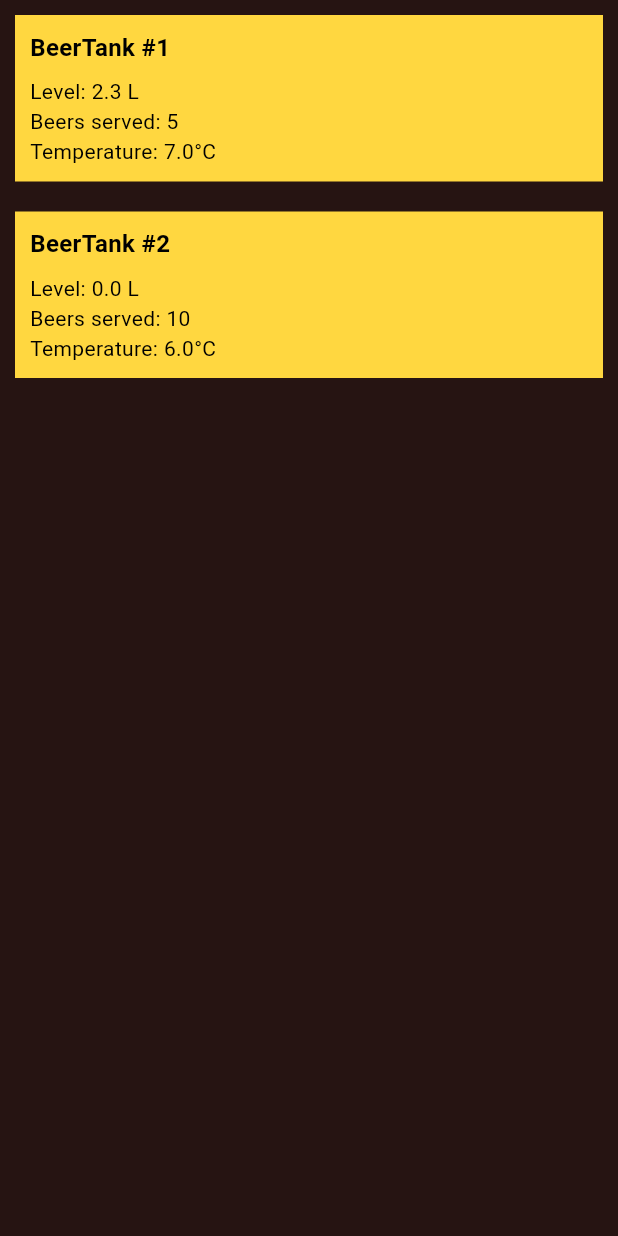
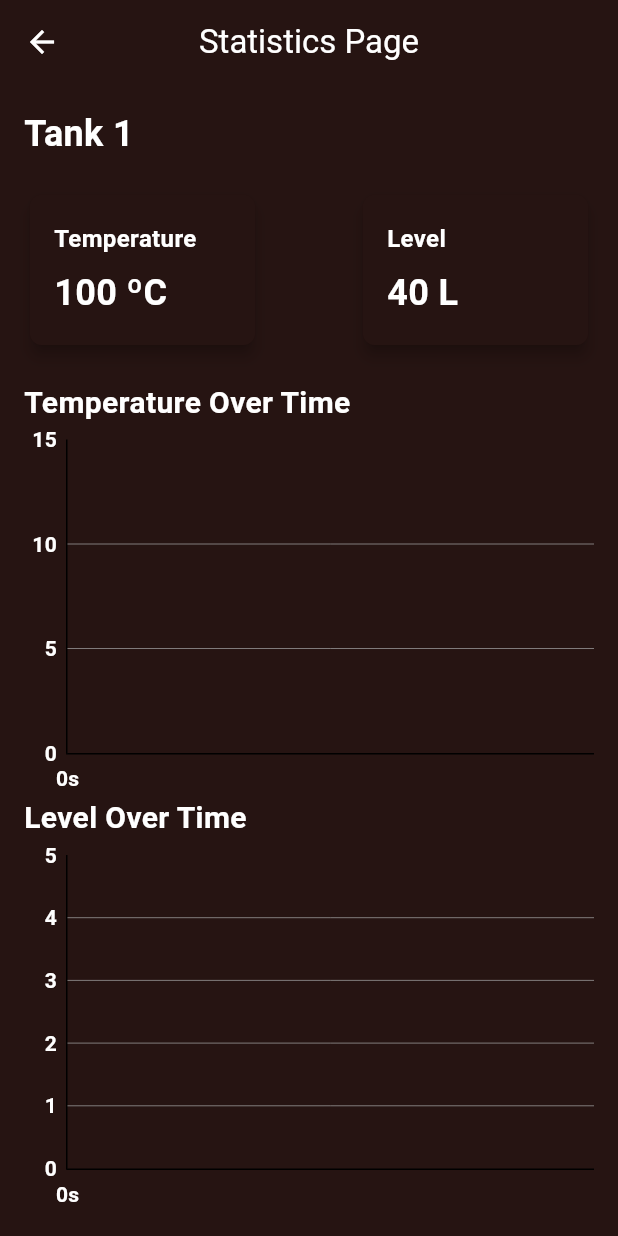
Before and after one commit to JaumeSanCol/BeerTank, a Flutter app: the TankList screen opened directly with empty values, after a tap on "BeerTank #1", on a phone screen of 412 x 824 dp. Run offline on Flutter 3.47's test engine with Material 3 defaults, Android fonts, the phone set to English and light mode, and no system bars; drawn by our look-alikes of fl_chart; missing offline and left inert: nfc_manager.

Commit message:
tank statistics page

```diff
--- a/smart_tank_app/lib/establishments_page.dart
+++ b/smart_tank_app/lib/establishments_page.dart
@@ -75,10 +75,14 @@ class _EstablishmentsPageState extends State<EstablishmentPage> {
 
               return Padding(
                 padding: const EdgeInsets.fromLTRB(15, 10, 15, 10),
+                child: Row(
+                  mainAxisAlignment: MainAxisAlignment.spaceAround,
+                  children: [
+                    Expanded(
                       child: DropdownButton<Establishment>(
                         hint: Text('Select an Establishment'),
                         value: selectedEstablishment,
-                  isExpanded: true,
+                        isExpanded: true, // Allows the dropdown to take up the full width
                         items: establishments.map((establishment) {
                           return DropdownMenuItem<Establishment>(
                             value: establishment,
@@ -91,6 +95,17 @@ class _EstablishmentsPageState extends State<EstablishmentPage> {
                           });
                         },
                       ),
+                    ),
+                    SizedBox(width: 10),
+                    IconButton(
+                      onPressed: () {
+                        print('Go to Add Establishment Page');
+                      },
+                      icon: Icon(Icons.add),
+                      focusColor: Colors.amberAccent,
+                    ),
+                  ],
+                )
               );
             },
           ),
--- /dev/null
+++ b/smart_tank_app/lib/stats_page.dart
@@ -0,0 +1,276 @@
+import 'dart:async';
+import 'package:flutter/material.dart';
+import 'package:fl_chart/fl_chart.dart';
+import 'package:smart_tank_app/tanks_list.dart';
+
+class StatsPage extends StatefulWidget {
+  final Tank tank;
+
+  const StatsPage({super.key, required this.tank});
+
+  @override
+  _StatsPageState createState() => _StatsPageState();
+
+}
+
+class _StatsPageState extends State<StatsPage> {
+  late StreamController<Map<String, dynamic>> _statsController;
+  late Timer _mockTimer;
+  late Tank tank;
+
+  final List<FlSpot> temperatureData = [
+    FlSpot(0, 0),
+  ];
+
+  final int maxDataPoints = 10;
+  int elapsedTime = 0;
+
+  @override
+  void initState() {
+    super.initState();
+
+    _statsController = StreamController<Map<String, dynamic>>();
+
+    _mockTimer = Timer.periodic(const Duration(seconds: 2), (timer) {
+      var v = temperatureData.last.y < 0 ? temperatureData.last.y : temperatureData.last.y -1;
+      final newTemperature = -v + 1;
+
+      setState(() {
+        elapsedTime += 2;
+        temperatureData.add(FlSpot(elapsedTime.toDouble(), newTemperature.toDouble()));
+
+        if (temperatureData.length > maxDataPoints) {
+          temperatureData.removeAt(0);
+        }
+      });
+    });
+
+    tank = widget.tank;
+  }
+
+  @override
+  void dispose() {
+    _statsController.close();
+    _mockTimer.cancel();
+    super.dispose();
+  }
+
+  @override
+  Widget build(BuildContext context) {
+    return Scaffold(
+      appBar: AppBar(
+        title: const Text('Statistics Page'),
+        centerTitle: true,
+      ),
+      body: Padding(
+        padding: const EdgeInsets.all(16.0),
+        child: StreamBuilder<Map<String, dynamic>>(
+          stream: _statsController.stream,
+          initialData: {
+            'temperature': 100,
+            'level': 40,
+          },
+          builder: (context, snapshot) {
+            if (!snapshot.hasData) {
+              return const Center(child: CircularProgressIndicator());
+            }
+
+            final stats = snapshot.data!;
+            return Column(
+              crossAxisAlignment: CrossAxisAlignment.start,
+              children: [
+                Text(
+                  'Tank ${tank.id}',
+                  style: const TextStyle(fontSize: 24, fontWeight: FontWeight.bold),
+                ),
+                const SizedBox(height: 20),
+                Row(
+                  mainAxisAlignment: MainAxisAlignment.spaceBetween,
+                  children: [
+                    StatsCard(
+                      title: 'Temperature',
+                      value: '${stats['temperature']} ºC',
+                    ),
+                    StatsCard(
+                      title: 'Level',
+                      value: '${stats['level']} L',
+                    ),
+                  ],
+                ),
+                const SizedBox(height: 20),
+                const Text(
+                  'Temperature Over Time',
+                  style: TextStyle(fontSize: 20, fontWeight: FontWeight.bold),
+                ),
+                const SizedBox(height: 10),
+                Expanded(
+                  child: LineChart(
+                    LineChartData(
+                      gridData: FlGridData(show: true),
+                      titlesData: FlTitlesData(
+                        leftTitles: SideTitles(
+                          showTitles: true,
+                          getTextStyles: (value) => const TextStyle(
+                            color: Colors.white,
+                            fontSize: 14,
+                            fontWeight: FontWeight.bold,
+                          ),
+                        ),
+                        bottomTitles: SideTitles(
+                          showTitles: true,
+                          getTextStyles: (value) => const TextStyle(
+                            color: Colors.white,
+                            fontSize: 14,
+                            fontWeight: FontWeight.bold,
+                          ),
+                          getTitles: (value) => '${value.toInt()}s',
+                          reservedSize: 22,
+                        ),
+                      ),
+                      borderData: FlBorderData(
+                        show: true,
+                        border: const Border(
+                          left: BorderSide(),
+                          bottom: BorderSide(),
+                        ),
+                      ),
+                      lineBarsData: [
+                        LineChartBarData(
+                          isCurved: true,
+                          colors: [Colors.amberAccent],
+                          barWidth: 4,
+                          dotData: FlDotData(show: false),
+                          spots: temperatureData,
+                        ),
+                      ],
+                      minY: 0,
+                      maxY: 15,
+                      lineTouchData: LineTouchData(
+                          touchTooltipData: LineTouchTooltipData(
+                              getTooltipItems: (List<LineBarSpot> touchedSpots) {
+                                return touchedSpots.map((LineBarSpot spot) {
+                                  return LineTooltipItem(
+                                    'Temp: ${spot.y.toStringAsFixed(1)}s\nTime: ${spot.x.toInt()}s',
+                                    TextStyle(
+                                      color: Colors.black,
+                                      fontWeight: FontWeight.bold,
+                                    )
+                                  );
+                                }).toList();
+                              }
+                          )
+                      )
+                    ),
+                  ),
+                ),
+                const Text(
+                  'Level Over Time',
+                  style: TextStyle(fontSize: 20, fontWeight: FontWeight.bold),
+                ),
+                const SizedBox(height: 10),
+                Expanded(
+                  child: LineChart(
+                    LineChartData(
+                      gridData: FlGridData(show: true),
+                      titlesData: FlTitlesData(
+                        leftTitles: SideTitles(
+                          showTitles: true,
+                          getTextStyles: (value) => const TextStyle(
+                            color: Colors.white,
+                            fontSize: 14,
+                            fontWeight: FontWeight.bold,
+                          ),
+                        ),
+                        bottomTitles: SideTitles(
+                          showTitles: true,
+                          getTextStyles: (value) => const TextStyle(
+                            color: Colors.white,
+                            fontSize: 14,
+                            fontWeight: FontWeight.bold,
+                          ),
+                          getTitles: (value) => '${value.toInt()}s', // Time in seconds
+                          reservedSize: 22,
+                        ),
+                      ),
+                      borderData: FlBorderData(
+                        show: true,
+                        border: const Border(
+                          left: BorderSide(),
+                          bottom: BorderSide(),
+                        ),
+                      ),
+                      lineBarsData: [
+                        LineChartBarData(
+                          isCurved: true, // Smooth line
+                          colors: [Colors.amberAccent],
+                          barWidth: 4,
+                          dotData: FlDotData(show: false),
+                          spots: temperatureData, // Dynamic data points
+                        ),
+                      ],
+                      minY: 0,
+                      maxY: 5,
+                      lineTouchData: LineTouchData(
+                        touchTooltipData: LineTouchTooltipData(
+                          getTooltipItems: (List<LineBarSpot> touchedSpots) {
+                            return touchedSpots.map((LineBarSpot spot) {
+                              return LineTooltipItem(
+                                  'Level: ${spot.y.toStringAsFixed(1)}l\nTime: ${spot.x.toInt()}s',
+                                  TextStyle(
+                                  color: Colors.black,
+                                  fontWeight: FontWeight.bold,
+                                )
+                              );
+                            }).toList();
+                          }
+                        )
+                      )
+                    ),
+                  ),
+                )
+              ],
+            );
+          },
+        ),
+      ),
+    );
+  }
+}
+
+class StatsCard extends StatelessWidget {
+  final String title;
+  final String value;
+
+  const StatsCard({Key? key, required this.title, required this.value})
+      : super(key: key);
+
+  @override
+  Widget build(BuildContext context) {
+    return Card(
+      elevation: 4,
+      shape: RoundedRectangleBorder(
+        borderRadius: BorderRadius.circular(8),
+      ),
+      child: Container(
+        width: 150,
+        height: 100,
+        padding: const EdgeInsets.all(16),
+        child: Column(
+          mainAxisAlignment: MainAxisAlignment.center,
+          crossAxisAlignment: CrossAxisAlignment.start,
+          children: [
+            Text(
+              title,
+              style: const TextStyle(fontSize: 16, fontWeight: FontWeight.bold),
+            ),
+            const SizedBox(height: 8),
+            Text(
+              value,
+              style: const TextStyle(fontSize: 24, fontWeight: FontWeight.bold),
+            ),
+          ],
+        ),
+      ),
+    );
+  }
+}
--- a/smart_tank_app/lib/tanks_list.dart
+++ b/smart_tank_app/lib/tanks_list.dart
@@ -1,4 +1,5 @@
 import 'package:flutter/material.dart';
+import 'package:smart_tank_app/stats_page.dart';
 import 'establishments_page.dart';
 
 class Tank {
@@ -87,7 +88,10 @@ class _TankListState extends State<TankList> {
 
               return InkWell(
                 onTap: () {
-                  print('Clicked on tank: ${tank.name}');
+                  Navigator.push(
+                    context,
+                    MaterialPageRoute(builder: (context) => StatsPage(tank: tank))
+                  );
                 },
                 child: Container(
                   margin: EdgeInsets.all(10),
--- a/smart_tank_app/pubspec.yaml
+++ b/smart_tank_app/pubspec.yaml
@@ -30,6 +30,7 @@ environment:
 dependencies:
   flutter:
     sdk: flutter
+  fl_chart: ^0.35.0
 
 
   # The following adds the Cupertino Icons font to your application.
```
Also changed, not shown: smart_tank_app/pubspec.lock. Lines whose indentation alone changed are shown as unchanged.
